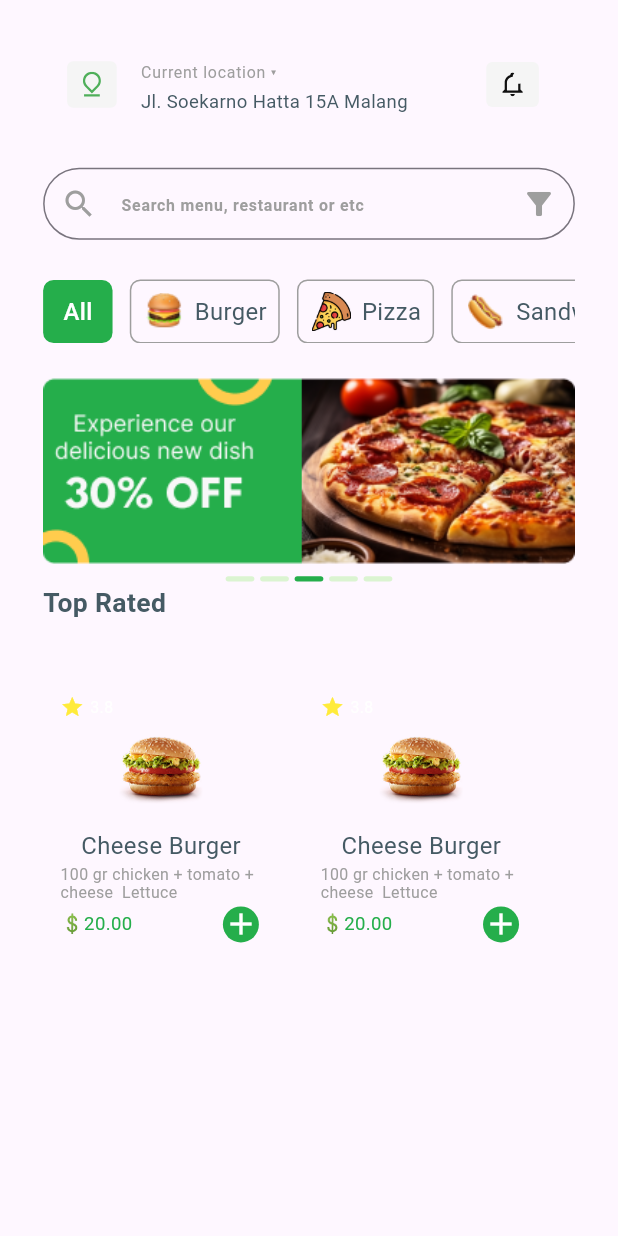
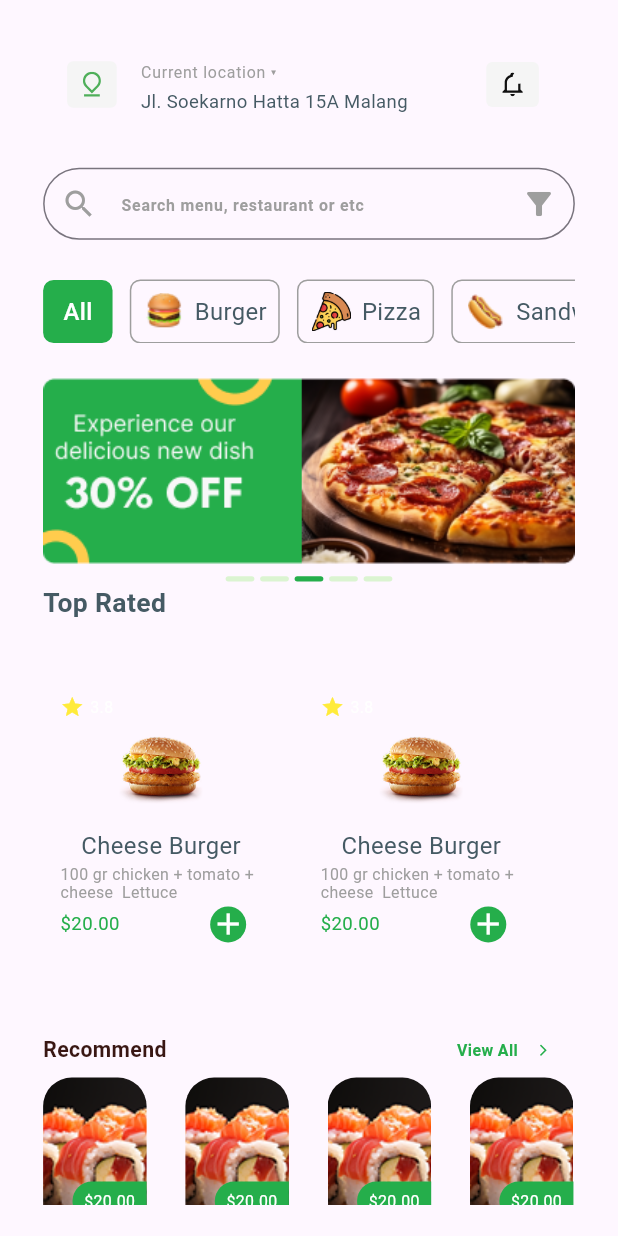
Before and after one commit to abdulrhman225/Foodtik, a Flutter app: the HomeScreen screen opened directly, on a phone screen of 412 x 824 dp. Run offline on Flutter 3.47's test engine with Material 3 defaults, Android fonts, the phone set to English and light mode, and no system bars; our stand-ins replace bloc, firebase_auth, firebase_core, flutter_bloc, flutter_screenutil, flutter_svg and 6 more; missing offline and left inert: flutter_facebook_auth; accounts and stored records are empty; generated files the repository leaves out were written again.

Commit message:
add bottom nav bar

```diff
--- a/lib/main.dart
+++ b/lib/main.dart
@@ -1,6 +1,8 @@
 import 'package:Foodtik/controller/login_cubit/login_cubit.dart';
 import 'package:Foodtik/controller/reset_password_cubit/reset_password_cubit.dart';
 import 'package:Foodtik/view/screen/home_screen.dart';
+import 'package:Foodtik/view/screen/main_screen.dart';
+import 'package:Foodtik/view/widget/recommended_product_widget.dart';
 import 'package:flutter/material.dart';
 import 'package:flutter_bloc/flutter_bloc.dart';
 import 'package:flutter_screenutil/flutter_screenutil.dart';
@@ -64,7 +66,7 @@ class MyApp extends StatelessWidget {
               home: child,
             );
           },
-          child: SplashScreen() ,
+          child: MainScreen() ,
         ));
   }
 }
--- a/lib/view/screen/home_screen.dart
+++ b/lib/view/screen/home_screen.dart
@@ -3,10 +3,12 @@ import 'package:Foodtik/responsive.dart';
 import 'package:Foodtik/view/widget/banner_widget.dart';
 import 'package:Foodtik/view/widget/category_widget.dart';
 import 'package:Foodtik/view/widget/product_widget.dart';
+import 'package:Foodtik/view/widget/recommended_product_widget.dart';
 import 'package:Foodtik/view/widget/text_input_widget.dart';
 import 'package:flutter/material.dart';
 import 'package:flutter_screenutil/flutter_screenutil.dart';
 import 'package:flutter_svg/flutter_svg.dart';
+import 'package:persistent_bottom_nav_bar/persistent_bottom_nav_bar.dart';
 
 import '../widget/search_text_input_widget.dart';
 
@@ -17,20 +19,43 @@ class HomeScreen extends StatelessWidget {
     {
       "image_path": "assets/images/first_burger.png",
       "product_Name": "Cheese Burger",
-      "product_price": "💲20.00",
+      "product_price": "20.00",
       "product_content": "100 gr chicken + tomato + cheese  Lettuce"
     },
     {
       "image_path": "assets/images/first_burger.png",
       "product_Name": "Cheese Burger",
-      "product_price": "💲20.00",
+      "product_price": "20.00",
       "product_content": "100 gr chicken + tomato + cheese  Lettuce"
     },
     {
       "image_path": "assets/images/first_burger.png",
       "product_Name": "Cheese Burger",
-      "product_price": "💲20.00",
+      "product_price": "20.00",
       "product_content": "100 gr chicken + tomato + cheese  Lettuce"
+    },
+  ];
+
+  List data1 = [
+    {
+      "image_path": "assets/images/sushi.png",
+      "product_price": "20.00",
+    },
+    {
+      "image_path": "assets/images/sushi.png",
+      "product_price": "20.00",
+    },
+    {
+      "image_path": "assets/images/sushi.png",
+      "product_price": "20.00",
+    },
+    {
+      "image_path": "assets/images/sushi.png",
+      "product_price": "20.00",
+    },
+    {
+      "image_path": "assets/images/sushi.png",
+      "product_price": "20.00",
     },
   ];
 
@@ -42,6 +67,7 @@ class HomeScreen extends StatelessWidget {
           horizontal: responsiveWidth(context, 30),
           vertical: responsiveHeight(context, 23),
         ),
+        child: SingleChildScrollView(
           child: Column(
             children: [
               ListTile(
@@ -98,8 +124,10 @@ class HomeScreen extends StatelessWidget {
                 ),
                 suffixIcon: InkWell(
                     onTap: () {},
-                child: Icon(Icons.filter_alt , color: Colors.grey,)
-              ),
+                    child: Icon(
+                      Icons.filter_alt,
+                      color: Colors.grey,
+                    )),
               ),
               SizedBox(
                 height: responsiveHeight(context, 30),
@@ -184,8 +212,62 @@ class HomeScreen extends StatelessWidget {
                   shrinkWrap: true,
                   scrollDirection: Axis.horizontal,
                 ),
+              ),
+              SizedBox(
+                height: responsiveHeight(context, 15),
+              ),
+              Row(
+                children: [
+                  Text(
+                    "Recommend",
+                    style: TextStyle(
+                      color: Color(0xFF391713),
+                      fontSize: 16.sp,
+                      fontWeight: FontWeight.w600,
+                    ),
+                  ),
+                  SizedBox(
+                    width: responsiveWidth(context, 202),
+                  ),
+                  InkWell(
+                    onTap: () {},
+                    child: Text(
+                      "View All",
+                      style: TextStyle(
+                        color: ConstantColors.green_background,
+                        fontSize: 12.sp,
+                        fontWeight: FontWeight.w600,
+                      ),
+                    ),
+                  ),
+                  SizedBox(
+                    width: responsiveWidth(context, 13),
+                  ),
+                  Icon(
+                    Icons.arrow_forward_ios,
+                    color: ConstantColors.green_background,
+                    size: 9,
                   )
                 ],
+              ),
+              SizedBox(
+                height: responsiveHeight(context, 11),
+              ),
+              SizedBox(
+                height: responsiveHeight(context, 128),
+                child: ListView.builder(
+                  itemBuilder: (context, index) {
+                    return RecommendedProductWidget(
+                        Image: data1[index]["image_path"],
+                        price: data1[index]["product_price"]);
+                  },
+                  itemCount: data1.length,
+                  shrinkWrap: true,
+                  scrollDirection: Axis.horizontal,
+                ),
+              ),
+            ],
+          ),
         ),
       ),
     );
--- a/lib/view/widget/product_widget.dart
+++ b/lib/view/widget/product_widget.dart
@@ -87,7 +87,7 @@ class ProductWidget extends StatelessWidget {
                 mainAxisAlignment: MainAxisAlignment.start,
                 children: [
                   Text(
-                    productPrice,
+                    "\$$productPrice",
                     style: TextStyle(
                       fontSize: 14.sp,
                       color: ConstantColors.green_background,
--- /dev/null
+++ b/lib/view/widget/recommended_product_widget.dart
@@ -0,0 +1,59 @@
+import 'package:Foodtik/constant_colors.dart';
+import 'package:Foodtik/responsive.dart';
+import 'package:flutter/material.dart';
+import 'package:flutter_screenutil/flutter_screenutil.dart';
+
+class RecommendedProductWidget extends StatelessWidget {
+
+  String Image;
+  String price;
+
+  RecommendedProductWidget({required this.Image, required this.price});
+
+  @override
+  Widget build(BuildContext context) {
+    return Container(
+      margin: EdgeInsets.only(
+        right: responsiveWidth(context, 27)
+      ),
+      width: responsiveWidth(context, 72),
+      child: Stack(children: [
+        Container(
+          decoration: BoxDecoration(
+            borderRadius: BorderRadius.circular(19.12),
+            image: DecorationImage(
+              fit: BoxFit.cover,
+              image: AssetImage(
+                Image
+              ),
+            ),
+          ),
+        ),
+        Align(
+          alignment: AlignmentDirectional.bottomEnd,
+          child: Container(
+            margin: EdgeInsets.only(bottom: responsiveHeight(context, 20)),
+            padding: EdgeInsets.symmetric(
+              vertical: responsiveHeight(context, 8),
+              horizontal: responsiveWidth(context, 8)
+            ),
+            decoration: BoxDecoration(
+                color: ConstantColors.green_background,
+                borderRadius: BorderRadius.only(
+                  topLeft: Radius.circular(30),
+                  bottomLeft: Radius.circular(30),
+                ),
+            ),
+            child: Text(
+              "\$$price",
+              style: TextStyle(
+                color: Colors.white,
+                fontSize: 12.sp,
+              ),
+            ),
+          ),
+        )
+      ]),
+    );
+  }
+}
--- a/pubspec.yaml
+++ b/pubspec.yaml
@@ -52,6 +52,7 @@ dependencies:
   flutter_svg: ^2.0.17
   flutter_localizations:
     sdk: flutter
+  persistent_bottom_nav_bar: ^6.2.1
 
 dev_dependencies:
   flutter_test:
```
Also changed, not shown: lib/view/screen/main_screen.dart (added, +104 -0 lines), assets/images/sushi.png (added), pubspec.lock. Lines whose indentation alone changed are shown as unchanged.
